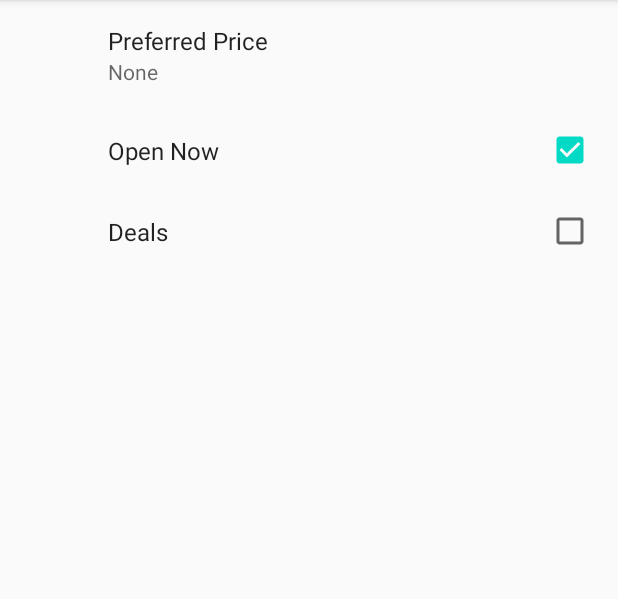
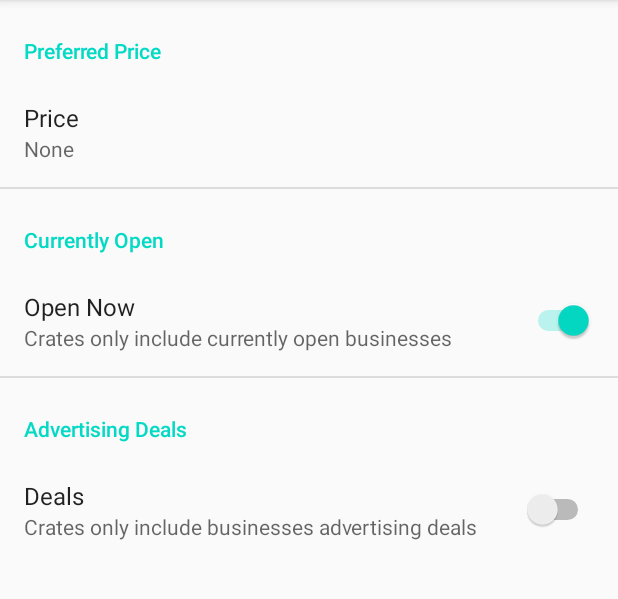
Before and after one commit to JordanNg/Foodcrate, an Android app: the SettingsFragment screen opened directly, with no data from a screen before it, on a phone screen of 412 x 824 dp, the part 84-683 px from its top. Run offline under Robolectric (Android 15) with nearby library versions, the phone set to English and light mode, and no system bars; our stand-ins replace androidx.preference; network calls fail.

```diff
--- a/app/src/main/java/com/example/foodcrate/VisitedActivity.java
+++ b/app/src/main/java/com/example/foodcrate/VisitedActivity.java
@@ -41,4 +41,5 @@ public class VisitedActivity extends AppCompatActivity {
             }
         });
     }
+
 }
--- a/app/src/main/res/values/strings.xml
+++ b/app/src/main/res/values/strings.xml
@@ -104,13 +104,18 @@
     </string>
 
     <string name="pref_price_filter_key">pref_price_filter</string>
-    <string name="pref_price_filter_title">Preferred Price</string>
+    <string name="pref_price_filter_title">Price</string>
+    <string name="pref_price_filter_header">Preferred Price</string>
     <string name="pref_price_default">1,2,3,4</string>
 
     <string name="pref_open_now_key">pref_open_now_key</string>
+    <string name="pref_open_now_header">Currently Open</string>
+    <string name="pref_open_summary">Crates only include currently open businesses</string>
     <string name="pref_open_now_title">Open Now</string>
 
     <string name="pref_deals_key">pref_deals_key</string>
+    <string name="pref_deals_header">Advertising Deals</string>
+    <string name="pref_deals_summary">Crates only include businesses advertising deals</string>
     <string name="pref_deals_title">Deals</string>
 
 </resources>
--- a/app/src/main/res/xml/prefs.xml
+++ b/app/src/main/res/xml/prefs.xml
@@ -1,5 +1,10 @@
 <?xml version="1.0" encoding="utf-8"?>
-<PreferenceScreen xmlns:android="http://schemas.android.com/apk/res/android">
+<PreferenceScreen
+    xmlns:android="http://schemas.android.com/apk/res/android"
+    xmlns:app="http://schemas.android.com/apk/res-auto">
+    <PreferenceCategory
+        android:title="@string/pref_price_filter_header"
+        app:iconSpaceReserved="false">
         <ListPreference
             android:key="@string/pref_price_filter_key"
             android:title="@string/pref_price_filter_title"
@@ -7,18 +12,33 @@
             android:dialogTitle="@string/pref_price_filter_title"
             android:entries="@array/preferred_price_entries"
             android:entryValues="@array/preferred_price_values"
-        android:defaultValue="@string/pref_price_default" >
+            android:defaultValue="@string/pref_price_default"
+            app:iconSpaceReserved="false">
         </ListPreference>
+    </PreferenceCategory>
 
-    <CheckBoxPreference
+    <PreferenceCategory
+        android:title="@string/pref_open_now_header"
+        app:iconSpaceReserved="false">
+        <SwitchPreference
             android:key="@string/pref_open_now_key"
             android:title="@string/pref_open_now_title"
-        android:defaultValue="true">
-    </CheckBoxPreference>
+            android:summary="@string/pref_open_summary"
+            android:defaultValue="true"
+            app:iconSpaceReserved="false">
+        </SwitchPreference>
+    </PreferenceCategory>
 
-    <CheckBoxPreference
+    <PreferenceCategory
+        android:title="@string/pref_deals_header"
+        app:iconSpaceReserved="false">
+        <SwitchPreference
             android:key="@string/pref_deals_key"
             android:title="@string/pref_deals_title"
-        android:defaultValue="false">
-    </CheckBoxPreference>
+            android:summary="@string/pref_deals_summary"
+            android:defaultValue="false"
+            app:iconSpaceReserved="false">
+        </SwitchPreference>
+    </PreferenceCategory>
+
 </PreferenceScreen>
```
Lines whose indentation alone changed are shown as unchanged.
